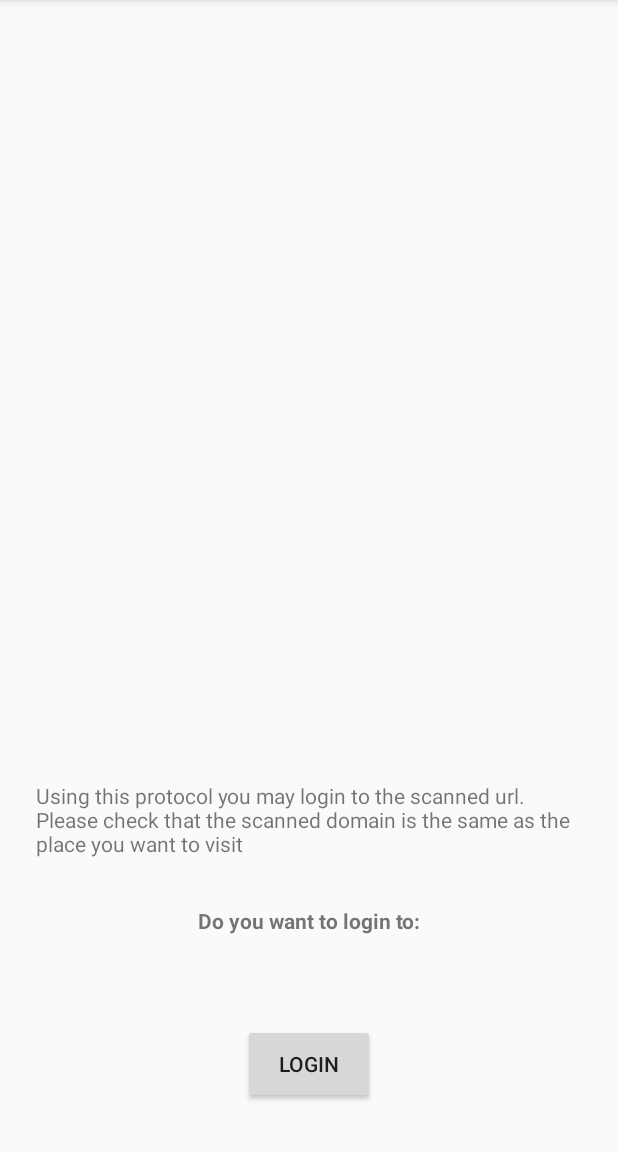
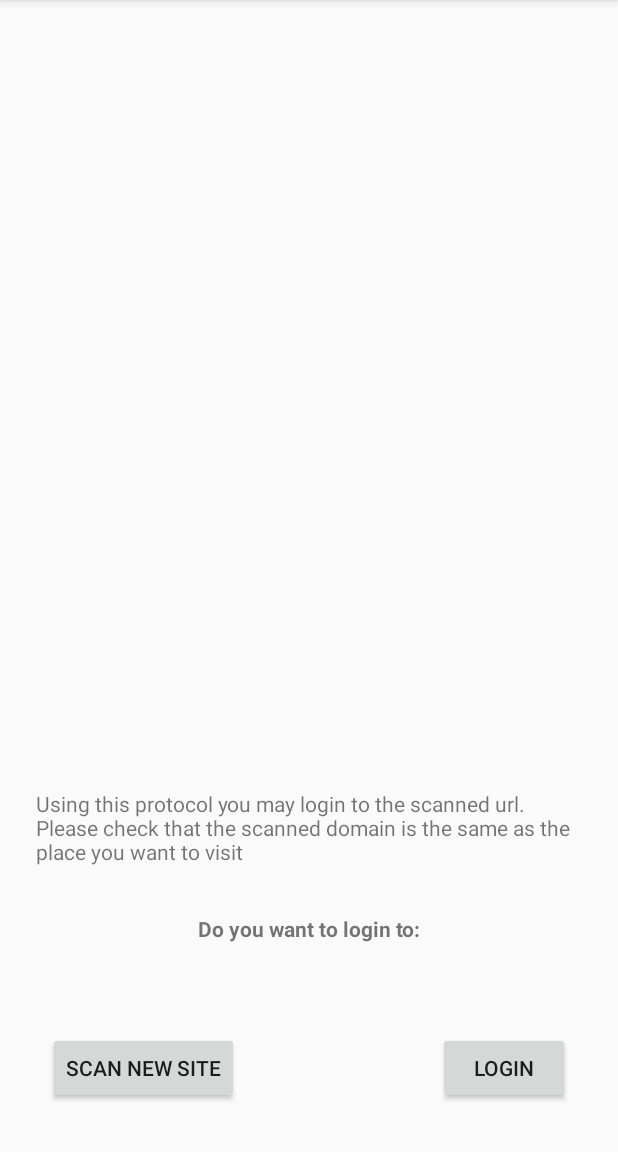
Before and after one commit to kalaspuffar/secure-quick-reliable-login, an Android app: the LoginActivity screen opened directly, with no data from a screen before it, on a phone screen of 412 x 824 dp, the part 84-1236 px from its top. Run offline under Robolectric (Android 15) with nearby library versions, the light colour scheme and no system bars.

Commit message:
Fixup gui login code and gui.

```diff
--- a/app/src/main/res/layout/activity_login.xml
+++ b/app/src/main/res/layout/activity_login.xml
@@ -21,14 +21,12 @@
     <Button
         android:id="@+id/btnLogin"
         android:layout_width="wrap_content"
-        android:layout_height="53dp"
+        android:layout_height="0dp"
         android:layout_marginBottom="32dp"
-        android:layout_marginEnd="8dp"
-        android:layout_marginStart="8dp"
-        android:text="Login"
+        android:layout_marginEnd="32dp"
+        android:text="@string/button_login"
         app:layout_constraintBottom_toBottomOf="parent"
-        app:layout_constraintEnd_toEndOf="parent"
-        app:layout_constraintStart_toStartOf="parent" />
+        app:layout_constraintEnd_toEndOf="parent" />
 
     <TextView
         android:id="@+id/textView3"
@@ -55,4 +53,14 @@
         app:layout_constraintBottom_toTopOf="@+id/textView3"
         app:layout_constraintEnd_toEndOf="parent"
         app:layout_constraintStart_toStartOf="parent" />
+
+    <Button
+        android:id="@+id/btnScanNew"
+        android:layout_width="wrap_content"
+        android:layout_height="0dp"
+        android:layout_marginBottom="32dp"
+        android:layout_marginStart="32dp"
+        android:text="@string/button_scan_new_site"
+        app:layout_constraintBottom_toBottomOf="parent"
+        app:layout_constraintStart_toStartOf="parent" />
 </android.support.constraint.ConstraintLayout>
--- a/app/src/main/res/values/strings.xml
+++ b/app/src/main/res/values/strings.xml
@@ -57,5 +57,6 @@ Observe that permissions to use the camera needs to be supplied in order to scan
 or site QR Codes.
     </string>
     <string name="button_scan_secret">Scan secret code</string>
-
+    <string name="button_scan_new_site">Scan new site</string>
+    <string name="button_login">Login</string>
 </resources>
```
Also changed, not shown: app/src/main/java/org/ea/sqrl/activites/DecryptingActivity.java (+2 -8 lines), app/src/main/java/org/ea/sqrl/activites/IntroductionActivity.java (+0 -10 lines), app/src/main/java/org/ea/sqrl/activites/LoginActivity.java (+10 -15 lines), app/src/main/java/org/ea/sqrl/storage/CommunicationHandler.java (+24 -20 lines), app/src/main/java/org/ea/sqrl/storage/SQRLStorage.java (+8 -3 lines), app/src/main/res/layout/activity_introduction.xml (+0 -8 lines).
